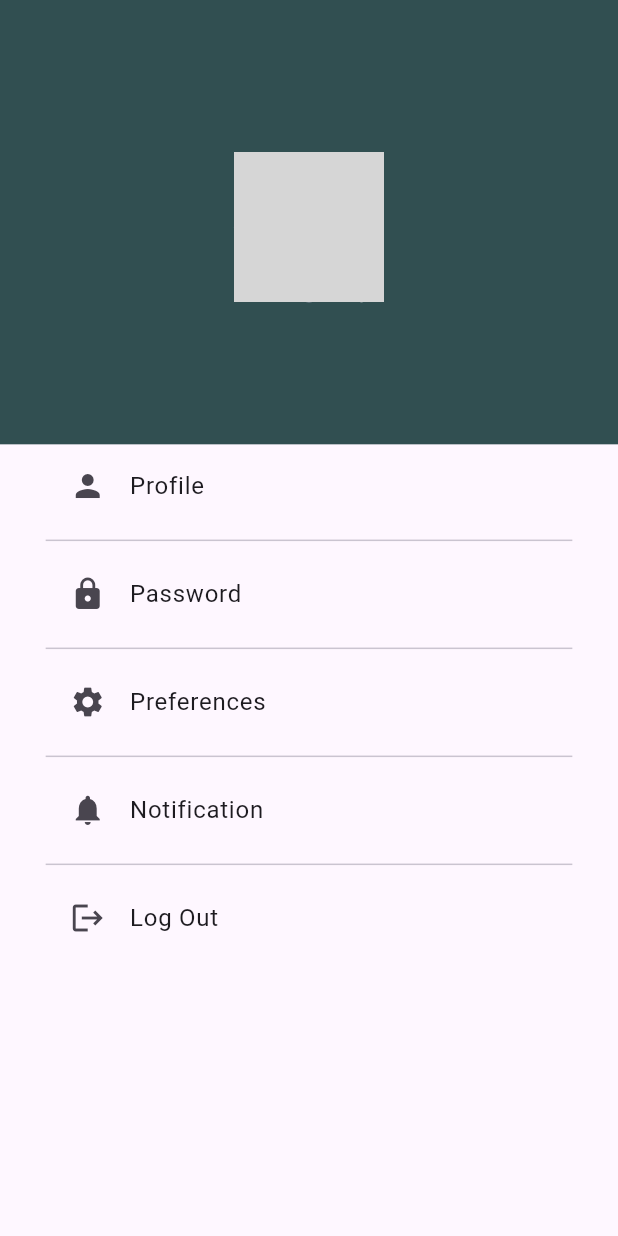
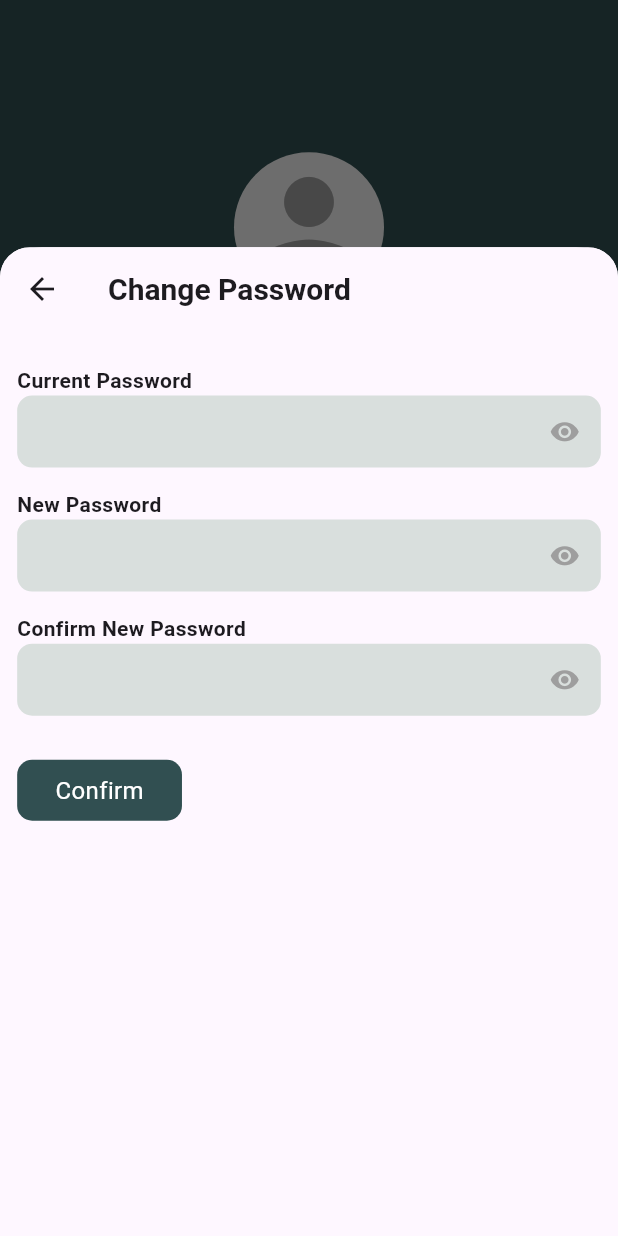
Before and after one commit to wei0328/PetCare_Record, a Flutter app: the SettingPage screen opened directly, after a tap on "Password", on a phone screen of 412 x 824 dp. Run offline on Flutter 3.47's test engine with Material 3 defaults, Android fonts, the phone set to English and light mode, and no system bars; our stand-ins replace cloud_firestore, firebase_auth, firebase_core, flutter_screenutil, get; accounts and stored records are empty; network calls fail; grey boxes are pictures that could not be loaded.

Commit message:
added change password functionality

```diff
--- /dev/null
+++ b/petcare_record/lib/pages/setting/password.dart
@@ -0,0 +1,247 @@
+import 'package:cloud_firestore/cloud_firestore.dart';
+import 'package:firebase_auth/firebase_auth.dart';
+import 'package:flutter/material.dart';
+import 'package:flutter_screenutil/flutter_screenutil.dart';
+import 'package:get/get.dart';
+import 'package:petcare_record/globalclass/color.dart';
+import 'package:petcare_record/models/auth.dart';
+
+class PasswordPage extends StatefulWidget {
+  const PasswordPage({Key? key}) : super(key: key);
+
+  @override
+  State<PasswordPage> createState() => _PasswordPageState();
+}
+
+class _PasswordPageState extends State<PasswordPage> {
+  double height = 0.00;
+  double width = 0.00;
+  bool _obscureText = true;
+  final AuthController authController = Get.find<AuthController>();
+  TextEditingController currentPasswordController = TextEditingController();
+  TextEditingController newPasswordController = TextEditingController();
+  TextEditingController confirmPasswordController = TextEditingController();
+
+  void _togglePasswordStatus() {
+    setState(() {
+      _obscureText = !_obscureText;
+    });
+  }
+
+  @override
+  Widget build(BuildContext context) {
+    final size = MediaQuery.of(context).size;
+    height = size.height;
+    width = size.width;
+    return Scaffold(
+      appBar: AppBar(
+        title: Text(
+          'Change Password',
+          style: TextStyle(
+            fontSize: 20,
+            fontWeight: FontWeight.bold,
+            fontFamily: 'Roboto',
+          ),
+        ),
+      ),
+      body: SingleChildScrollView(
+        padding: EdgeInsets.symmetric(
+          horizontal: width / 36,
+          vertical: height / 36,
+        ),
+        child: Column(
+          crossAxisAlignment: CrossAxisAlignment.start,
+          children: [
+            Text(
+              "Current Password",
+              style: TextStyle(fontWeight: FontWeight.bold),
+            ),
+            TextField(
+              controller: currentPasswordController,
+              obscureText: _obscureText,
+              scrollPadding: EdgeInsets.only(
+                bottom: MediaQuery.of(context).viewInsets.bottom,
+              ),
+              cursorColor: PetRecordColor.grey,
+              style: TextStyle(
+                fontSize: 15,
+                color: PetRecordColor.black,
+              ),
+              decoration: InputDecoration(
+                filled: true,
+                fillColor: PetRecordColor.lightgrey,
+                suffixIcon: IconButton(
+                  icon: Icon(
+                    _obscureText ? Icons.visibility : Icons.visibility_off,
+                    size: 20.h,
+                  ),
+                  onPressed: _togglePasswordStatus,
+                  color: Colors.grey,
+                ),
+                contentPadding: EdgeInsets.symmetric(
+                  vertical: 10,
+                  horizontal: 15,
+                ),
+                enabledBorder: OutlineInputBorder(
+                  borderRadius: BorderRadius.circular(10),
+                  borderSide: BorderSide.none,
+                ),
+                focusedBorder: OutlineInputBorder(
+                  borderRadius: BorderRadius.circular(10),
+                  borderSide: BorderSide.none,
+                ),
+              ),
+            ),
+            SizedBox(height: height / 56),
+            Text(
+              "New Password",
+              style: TextStyle(fontWeight: FontWeight.bold),
+            ),
+            TextField(
+              controller: newPasswordController,
+              obscureText: _obscureText,
+              scrollPadding: EdgeInsets.only(
+                bottom: MediaQuery.of(context).viewInsets.bottom,
+              ),
+              cursorColor: PetRecordColor.grey,
+              style: TextStyle(
+                fontSize: 15,
+                color: PetRecordColor.black,
+              ),
+              decoration: InputDecoration(
+                filled: true,
+                fillColor: PetRecordColor.lightgrey,
+                suffixIcon: IconButton(
+                  icon: Icon(
+                    _obscureText ? Icons.visibility : Icons.visibility_off,
+                    size: 20.h,
+                  ),
+                  onPressed: _togglePasswordStatus,
+                  color: Colors.grey,
+                ),
+                contentPadding: EdgeInsets.symmetric(
+                  vertical: 10,
+                  horizontal: 15,
+                ),
+                enabledBorder: OutlineInputBorder(
+                  borderRadius: BorderRadius.circular(10),
+                  borderSide: BorderSide.none,
+                ),
+                focusedBorder: OutlineInputBorder(
+                  borderRadius: BorderRadius.circular(10),
+                  borderSide: BorderSide.none,
+                ),
+              ),
+            ),
+            SizedBox(height: height / 56),
+            Text(
+              "Confirm New Password",
+              style: TextStyle(fontWeight: FontWeight.bold),
+            ),
+            TextField(
+              controller: confirmPasswordController,
+              obscureText: _obscureText,
+              scrollPadding: EdgeInsets.only(
+                bottom: MediaQuery.of(context).viewInsets.bottom,
+              ),
+              cursorColor: PetRecordColor.grey,
+              style: TextStyle(
+                fontSize: 15,
+                color: PetRecordColor.black,
+              ),
+              decoration: InputDecoration(
+                filled: true,
+                fillColor: PetRecordColor.lightgrey,
+                suffixIcon: IconButton(
+                  icon: Icon(
+                    _obscureText ? Icons.visibility : Icons.visibility_off,
+                    size: 20.h,
+                  ),
+                  onPressed: _togglePasswordStatus,
+                  color: Colors.grey,
+                ),
+                contentPadding: EdgeInsets.symmetric(
+                  vertical: 10,
+                  horizontal: 15,
+                ),
+                enabledBorder: OutlineInputBorder(
+                  borderRadius: BorderRadius.circular(10),
+                  borderSide: BorderSide.none,
+                ),
+                focusedBorder: OutlineInputBorder(
+                  borderRadius: BorderRadius.circular(10),
+                  borderSide: BorderSide.none,
+                ),
+              ),
+            ),
+            SizedBox(height: height / 28),
+            InkWell(
+              onTap: () {
+                changePassword();
+              },
+              child: Container(
+                height: 40.h,
+                width: 100.w,
+                decoration: BoxDecoration(
+                  borderRadius: BorderRadius.circular(10),
+                  color: PetRecordColor.theme,
+                ),
+                child: Center(
+                  child: Text(
+                    'Confirm',
+                    style: TextStyle(fontSize: 16, color: Colors.white),
+                  ),
+                ),
+              ),
+            ),
+          ],
+        ),
+      ),
+    );
+  }
+
+  Future<void> changePassword() async {
+    final user = FirebaseAuth.instance.currentUser;
+
+    if (user == null) {
+      ScaffoldMessenger.of(context).showSnackBar(
+        SnackBar(content: Text('No user currently signed in')),
+      );
+      return;
+    }
+
+    final currentPassword = currentPasswordController.text.trim();
+    final newPassword = newPasswordController.text.trim();
+    final confirmPassword = confirmPasswordController.text.trim();
+
+    if (newPassword != confirmPassword) {
+      ScaffoldMessenger.of(context).showSnackBar(
+        SnackBar(content: Text('New passwords do not match')),
+      );
+      return;
+    }
+
+    try {
+      // Reauthenticate the user
+      final credential = EmailAuthProvider.credential(
+        email: user.email!,
+        password: currentPassword,
+      );
+      await user.reauthenticateWithCredential(credential);
+
+      // Update the password
+      await user.updatePassword(newPassword);
+
+      ScaffoldMessenger.of(context).showSnackBar(
+        SnackBar(content: Text('Password changed successfully')),
+      );
+
+      // Navigate back to the previous screen
+      Navigator.pop(context);
+    } catch (e) {
+      ScaffoldMessenger.of(context).showSnackBar(
+        SnackBar(content: Text('Error: $e')),
+      );
+    }
+  }
+}
--- a/petcare_record/lib/pages/setting/setting_page.dart
+++ b/petcare_record/lib/pages/setting/setting_page.dart
@@ -5,6 +5,7 @@ import 'package:flutter_screenutil/flutter_screenutil.dart';
 import 'package:get/get.dart';
 import 'package:petcare_record/globalclass/color.dart';
 import 'package:petcare_record/pages/auth/login.dart';
+import 'package:petcare_record/pages/setting/password.dart';
 import 'package:petcare_record/pages/setting/profile.dart';
 
 class SettingPage extends StatefulWidget {
@@ -13,13 +14,11 @@ class SettingPage extends StatefulWidget {
 }
 
 class _SettingPageState extends State<SettingPage> {
-  // Placeholder for user data, replace with your actual user data source
   String firstName = '';
   String email = '';
   String phoneNumber = '';
   String lastName = '';
-  final String profileImageUrl = 'https://via.placeholder.com/150';
-
+  String profileImageUrl = '';
   @override
   void initState() {
     super.initState();
@@ -41,6 +40,7 @@ class _SettingPageState extends State<SettingPage> {
             firstName = userData['firstName'] ?? '';
             lastName = userData['lastName'] ?? '';
             phoneNumber = userData['phoneNumber'] ?? '';
+            profileImageUrl = userData['profileImageUrl'] ?? '';
           });
         } else {
           print('User document does not exist');
@@ -66,7 +66,7 @@ class _SettingPageState extends State<SettingPage> {
         actions: [
           ElevatedButton(
             onPressed: () async {
-              Get.to(() => const Login());
+              Get.offAll(() => const Login());
             },
             style: ElevatedButton.styleFrom(
               backgroundColor: PetRecordColor.primary,
@@ -114,7 +114,28 @@ class _SettingPageState extends State<SettingPage> {
                     children: [
                       CircleAvatar(
                         radius: 50,
-                        backgroundImage: NetworkImage(profileImageUrl),
+                        backgroundColor: Colors.grey[200],
+                        child: profileImageUrl.isNotEmpty
+                            ? ClipOval(
+                                child: Image.network(
+                                  profileImageUrl,
+                                  fit: BoxFit.cover,
+                                  width: 100,
+                                  height: 100,
+                                  errorBuilder: (context, error, stackTrace) {
+                                    return Icon(
+                                      Icons.person,
+                                      size: 50,
+                                      color: Colors.grey,
+                                    );
+                                  },
+                                ),
+                              )
+                            : Icon(
+                                Icons.person,
+                                size: 100,
+                                color: Colors.grey,
+                              ),
                       ),
                       Positioned(
                         right: 0,
@@ -153,7 +174,10 @@ class _SettingPageState extends State<SettingPage> {
                 children: [
                   ListTile(
                     leading: Icon(Icons.person),
-                    title: Text('Profile'),
+                    title: Text(
+                      'Profile',
+                      style: TextStyle(fontWeight: FontWeight.w500),
+                    ),
                     onTap: () {
                       showModalBottomSheet(
                         context: context,
@@ -176,15 +200,36 @@ class _SettingPageState extends State<SettingPage> {
                   Divider(),
                   ListTile(
                     leading: Icon(Icons.lock),
-                    title: Text('Password'),
+                    title: Text(
+                      'Password',
+                      style: TextStyle(fontWeight: FontWeight.w500),
+                    ),
                     onTap: () {
-                      // Handle password tap
+                      showModalBottomSheet(
+                        context: context,
+                        isScrollControlled: true,
+                        builder: (BuildContext context) {
+                          return ClipRRect(
+                            borderRadius: BorderRadius.only(
+                              topLeft: Radius.circular(20.0),
+                              topRight: Radius.circular(20.0),
+                            ),
+                            child: FractionallySizedBox(
+                              heightFactor: 0.8,
+                              child: PasswordPage(),
+                            ),
+                          );
+                        },
+                      );
                     },
                   ),
                   Divider(),
                   ListTile(
                     leading: Icon(Icons.settings),
-                    title: Text('Preferences'),
+                    title: Text(
+                      'Preferences',
+                      style: TextStyle(fontWeight: FontWeight.w500),
+                    ),
                     onTap: () {
                       // Handle preferences tap
                     },
@@ -192,7 +237,10 @@ class _SettingPageState extends State<SettingPage> {
                   Divider(),
                   ListTile(
                     leading: Icon(Icons.notifications),
-                    title: Text('Notification'),
+                    title: Text(
+                      'Notification',
+                      style: TextStyle(fontWeight: FontWeight.w500),
+                    ),
                     onTap: () {
                       // Handle notification tap
                     },
@@ -200,7 +248,10 @@ class _SettingPageState extends State<SettingPage> {
                   Divider(),
                   ListTile(
                     leading: Icon(Icons.logout),
-                    title: Text('Log Out'),
+                    title: Text(
+                      'Log Out',
+                      style: TextStyle(fontWeight: FontWeight.w500),
+                    ),
                     onTap: () {
                       onbackpressed();
                     },
```
